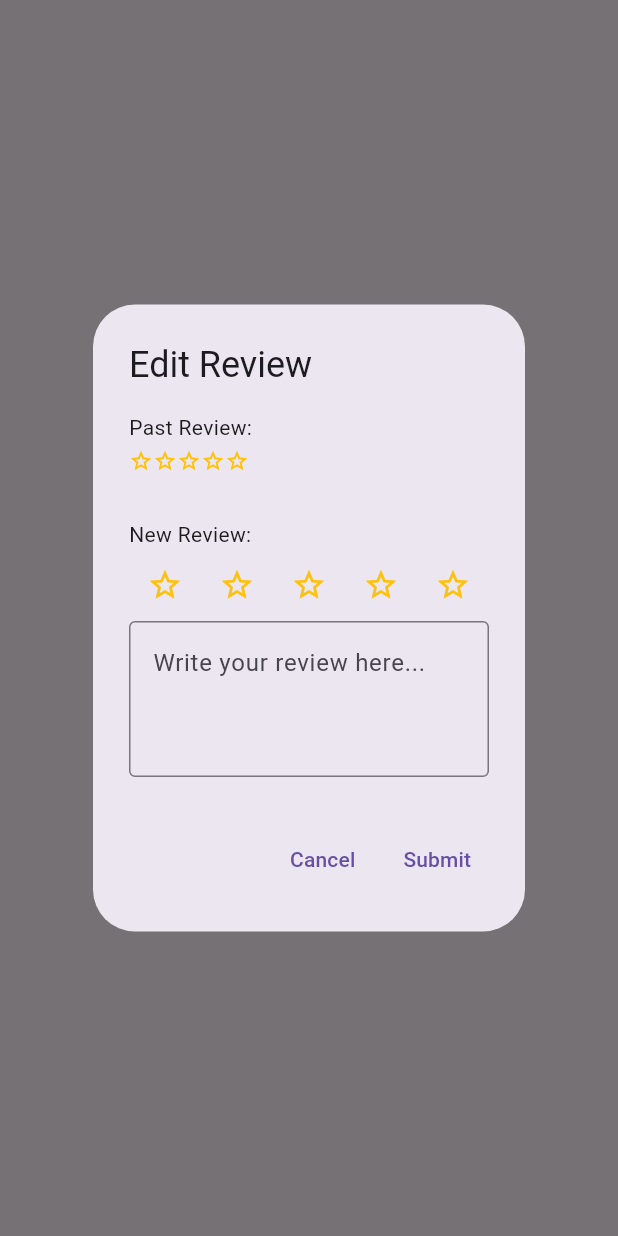
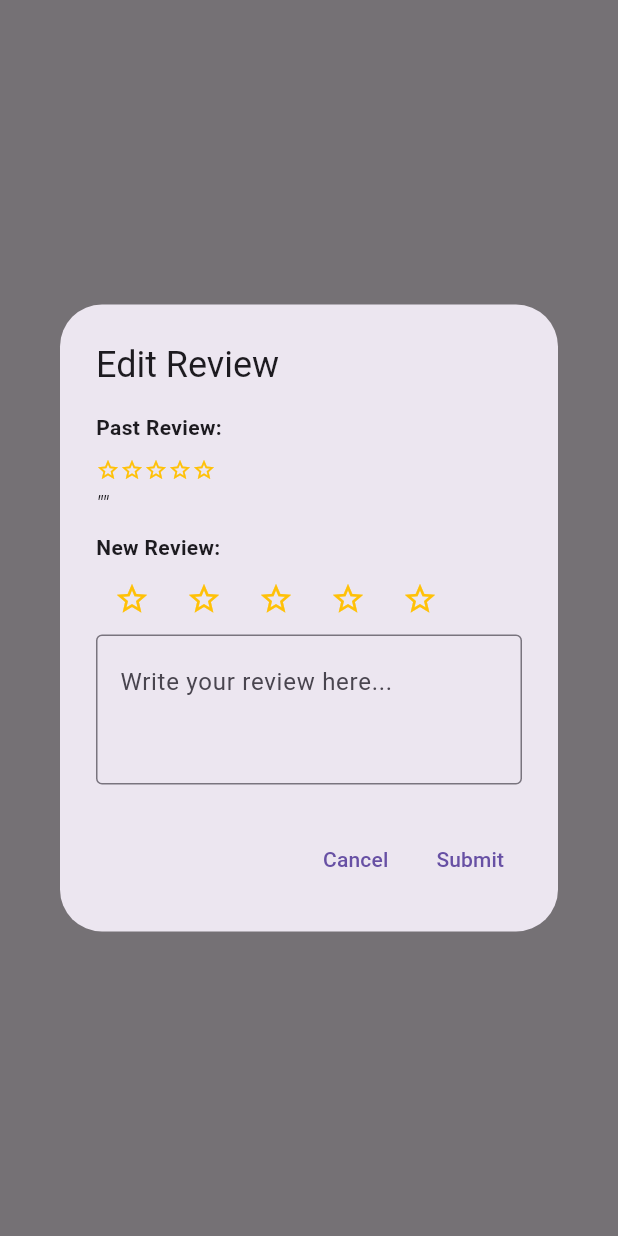
Before and after one commit to rchai12/book-app, a Flutter app: what showEditReviewDialog() shows on an empty page, opened directly with empty values, on a phone screen of 412 x 824 dp. Run offline on Flutter 3.47's test engine with Material 3 defaults, Android fonts, the phone set to English and light mode, and no system bars; our stand-ins replace cloud_firestore, firebase_auth, firebase_core, google_generative_ai, webview_flutter; missing offline and left inert: flutter_inappwebview, webview_flutter_android; accounts and stored records are empty.

Commit message:
dialog box is now stable

```diff
--- a/lib/edit_review_dialog.dart
+++ b/lib/edit_review_dialog.dart
@@ -8,6 +8,7 @@ void showEditReviewDialog({
   required Book book,
   required User user,
   required AuthService authService,
+
 }) async {
   final TextEditingController reviewController = TextEditingController();
   int userRating = 0;
@@ -21,7 +22,7 @@ void showEditReviewDialog({
       userReview = reviewData['review'];
       book.rating = userRating;
       book.review = userReview;
-      reviewController.text = userReview;
+      // reviewController.text = userReview;
     }
   } catch (e) {
     ScaffoldMessenger.of(context).showSnackBar(
@@ -38,6 +39,7 @@ void showEditReviewDialog({
     builder: (context) {
       return StatefulBuilder(
         builder: (context, setState) {
+          final ScrollController textFieldScrollController = ScrollController();
           return AlertDialog(
             title: Text("Edit Review"),
             content: SizedBox(
@@ -45,13 +47,15 @@ void showEditReviewDialog({
               child: Column(
                 crossAxisAlignment: CrossAxisAlignment.start,
                 children: [
-                  Text("Past Review:"),
-                  SizedBox(height: 4),
+                  Text(
+                    "Past Review:",
+                    style: TextStyle(fontWeight: FontWeight.bold)
+                  ),
+                  SizedBox(height: 10),
                   Row(
                     children: List.generate(5, (i) {
                       int rating =
-                          userRating ??
-                          0; // Defaults to 0 if review.rating is null
+                          userRating;
                       return Icon(
                         i < rating ? Icons.star : Icons.star_border,
                         color: Colors.amber,
@@ -59,12 +63,16 @@ void showEditReviewDialog({
                       );
                     }),
                   ),
+                  SizedBox(height: 4),
                   Text(
-                    book.review ?? '',
+                    '"${book.review}"' ?? '',
                     style: TextStyle(fontStyle: FontStyle.italic),
                   ),
                   SizedBox(height: 10),
-                  Text("New Review:"),
+                  Text(
+                    "New Review:",
+                    style: TextStyle(fontWeight: FontWeight.bold)
+                  ),
                   Row(
                     mainAxisAlignment: MainAxisAlignment.start,
                     children: List.generate(5, (index) {
@@ -81,28 +89,40 @@ void showEditReviewDialog({
                       );
                     }),
                   ),
-                  TextField(
+                  SizedBox(
+                    width: 350,
+                    height: 100,
+                    child: TextField(
                       controller: reviewController,
+                      scrollController: textFieldScrollController,
                       decoration: InputDecoration(
                         hintText: 'Write your review here...',
                         border: OutlineInputBorder(),
                       ),
-                    maxLines: 3,
+                      maxLines: null, // Allow unlimited lines (it will scroll instead of expanding)
+                      expands: true, // Makes the TextField fill the parent SizedBox height
+                      textAlignVertical: TextAlignVertical.top,
                       onChanged: (value) {
                         userReview = value;
                       },
+                      keyboardType: TextInputType.multiline,
+                    ),
                   ),
                 ],
               ),
             ),
             actions: [
               TextButton(
-                onPressed: () => Navigator.of(context).pop(),
+                onPressed: () {
+                  textFieldScrollController.dispose();
+                  Navigator.of(context).pop();
+                },
                 child: Text('Cancel'),
               ),
               TextButton(
                 onPressed: () async {
                   userReview = reviewController.text;
+                  textFieldScrollController.dispose();
                   Navigator.of(context).pop();
                   try {
                     await authService.addBookToReviews(book, userRating, userReview);
```
Also changed, not shown: 3 other files. Lines whose indentation alone changed are shown as unchanged.
